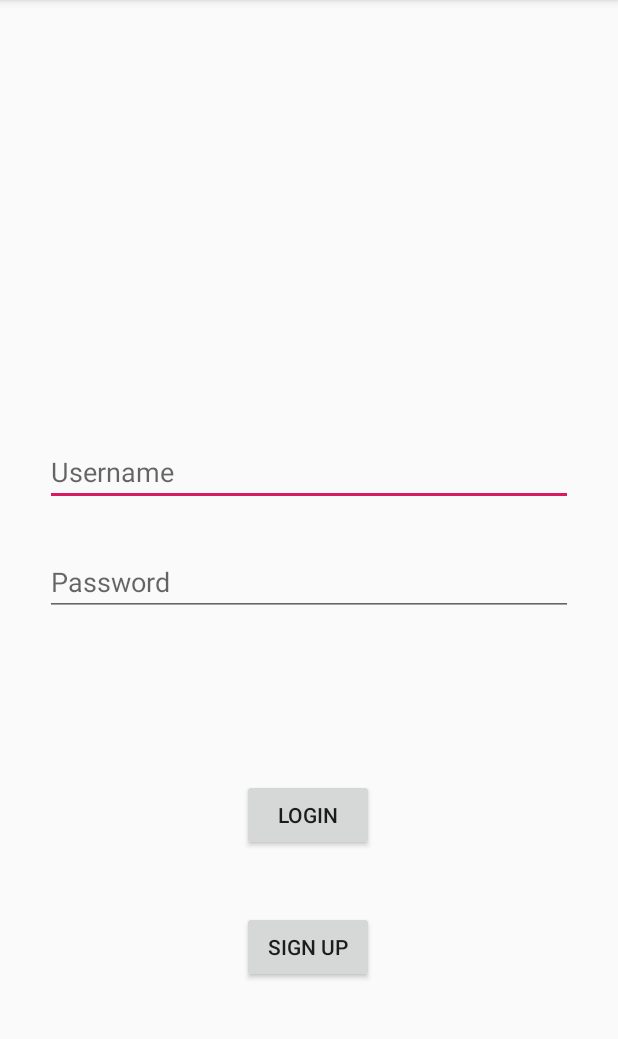
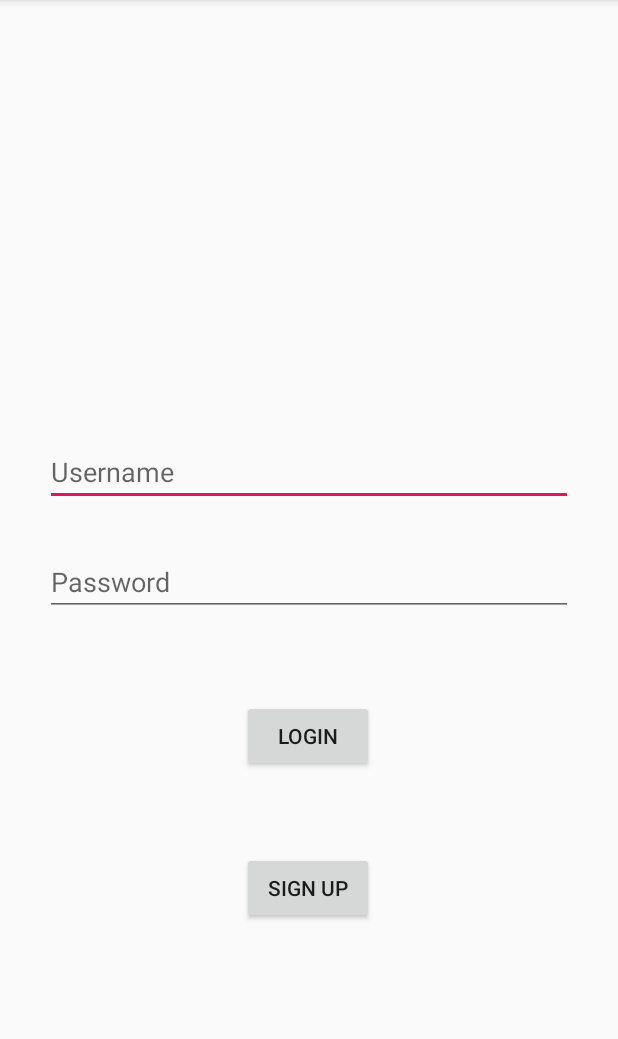
Before and after one commit to searjasub/PRO200-FinderFeast, an Android app: the screen it shows after launch (LoginActivity), on a phone screen of 412 x 824 dp, the part 84-1123 px from its top. Run offline under Robolectric (Android 15) with nearby library versions, the phone set to English and light mode, and no system bars.

Commit message:
fixed button swapped

```diff
--- a/app/src/main/AndroidManifest.xml
+++ b/app/src/main/AndroidManifest.xml
@@ -13,7 +13,6 @@
         android:supportsRtl="true"
         android:theme="@style/AppTheme">
         <activity android:name=".SignUp"></activity>
-        <activity android:name=".Controller.Main2Activity" />
         <activity android:name=".LoginActivity">
             <intent-filter>
                 <action android:name="android.intent.action.MAIN" />
--- a/app/src/main/java/team7/finderfeast/LoginActivity.java
+++ b/app/src/main/java/team7/finderfeast/LoginActivity.java
@@ -16,14 +16,14 @@ public class LoginActivity extends AppCompatActivity {
 
     public void signUp(View view) {
 
-        Intent intent = new Intent(this, MainActivity.class);
+        Intent intent = new Intent(this, SignUp.class);
         startActivity(intent);
 
     }
 
     public void login(View view) {
 
-        Intent intent = new Intent(this, SignUp.class);
+        Intent intent = new Intent(this, MainActivity.class);
         startActivity(intent);
     }
 }
--- a/app/src/main/java/team7/finderfeast/MainActivity.java
+++ b/app/src/main/java/team7/finderfeast/MainActivity.java
@@ -1,7 +1,4 @@
 package team7.finderfeast;
-
-import androidx.appcompat.app.AppCompatActivity;
-import androidx.core.app.ActivityCompat;
 
 import android.content.pm.PackageManager;
 import android.location.Location;
@@ -10,6 +7,9 @@ import android.util.Log;
 import android.view.View;
 import android.widget.Button;
 import android.widget.TextView;
+
+import androidx.appcompat.app.AppCompatActivity;
+import androidx.core.app.ActivityCompat;
 
 import com.google.android.gms.location.FusedLocationProviderClient;
 import com.google.android.gms.location.LocationServices;
@@ -59,7 +59,7 @@ public class MainActivity extends AppCompatActivity {
                 });
             }
         });
-        RC.NewUser("Dan","Baydak","Tikalaka","password","baydadan001@gmail.com");
+//        RC.NewUser("Dan","Baydak","Tikalaka","password","baydadan001@gmail.com");
         Button button = findViewById(R.id.getLocation);
         button.setOnClickListener(new View.OnClickListener() {
             @Override
--- a/app/src/main/res/layout/activity_login.xml
+++ b/app/src/main/res/layout/activity_login.xml
@@ -47,14 +47,13 @@
         android:id="@+id/login"
         android:layout_width="wrap_content"
         android:layout_height="wrap_content"
+        android:layout_marginTop="56dp"
+        android:onClick="login"
         android:text="@string/login"
-        app:layout_constraintBottom_toBottomOf="parent"
         app:layout_constraintEnd_toEndOf="parent"
         app:layout_constraintHorizontal_bias="0.498"
         app:layout_constraintStart_toStartOf="parent"
-        app:layout_constraintTop_toBottomOf="@+id/password"
-        app:layout_constraintVertical_bias="0.352"
-        android:onClick="login"/>
+        app:layout_constraintTop_toBottomOf="@+id/password" />
 
     <Button
         android:id="@+id/singup"
```
